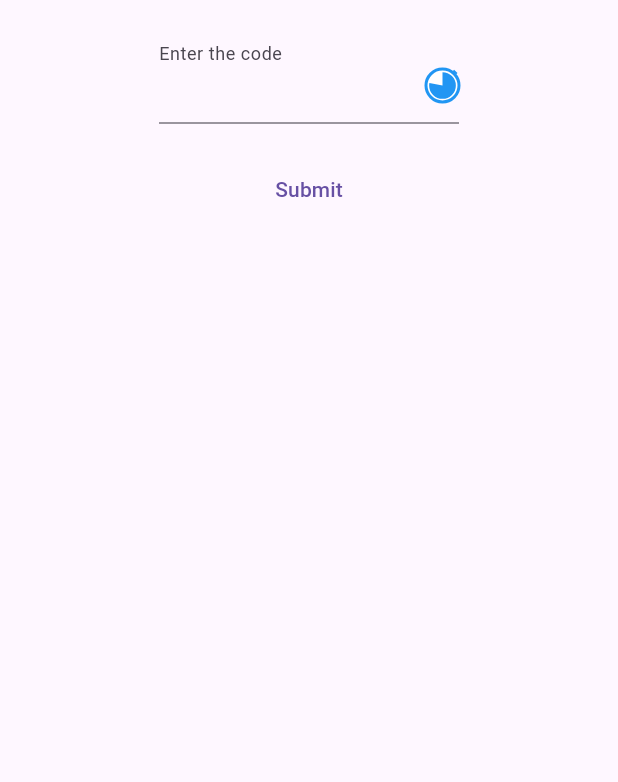
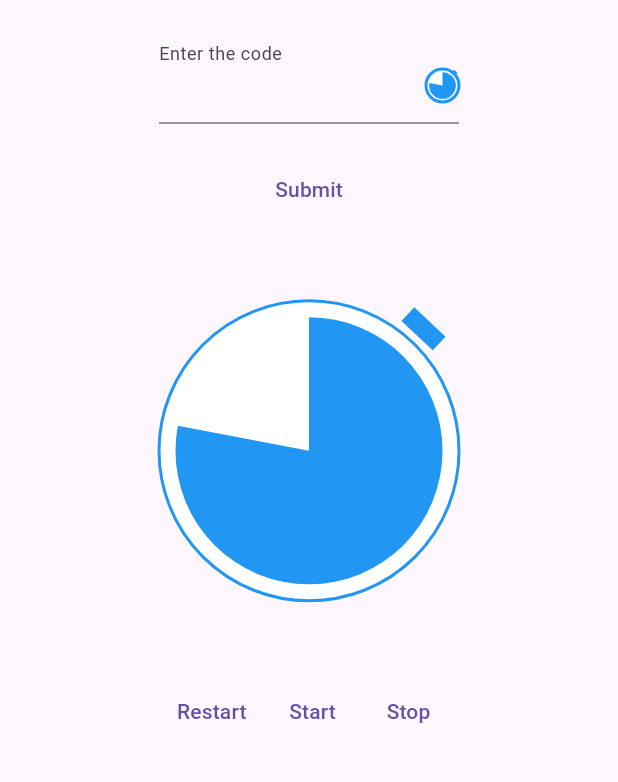
Before and after one commit to franklin83diaz/flutter_animated_timer_icon, a Flutter app: the screen it shows after launch, on a phone screen of 412 x 824 dp, the part 63-845 px from its top. Run offline on Flutter 3.47's test engine with Material 3 defaults, Android fonts, the phone set to English and light mode, and no system bars.

Commit message:
remove singleton

```diff
--- a/example/lib/main.dart
+++ b/example/lib/main.dart
@@ -12,12 +12,14 @@ class MyApp extends StatefulWidget {
 
 class _MyAppState extends State<MyApp> {
   var animateTimerController = AnimateTimerController();
+  var animateTimerController2 = AnimateTimerController();
   TextEditingController textEditingController = TextEditingController();
 
   @override
   Widget build(BuildContext context) {
     return MaterialApp(
       title: 'Material App',
+      debugShowCheckedModeBanner: false,
       home: Scaffold(
           appBar: AppBar(
             title: const Text('Material App Bar'),
@@ -51,6 +53,40 @@ class _MyAppState extends State<MyApp> {
                           animateTimerController.restart();
                         },
                         child: const Text('Submit')),
+                    const SizedBox(
+                      height: 50,
+                    ),
+                    Center(
+                      child: AnimateTimer(
+                        animateTimerController: animateTimerController2,
+                        size: 200,
+                        color: Colors.blue,
+                        animationDuration: 10,
+                        animationBehaviorPreserve: true,
+                      ),
+                    ),
+                    const SizedBox(
+                      height: 50,
+                    ),
+                    Row(
+                      children: [
+                        TextButton(
+                            onPressed: () {
+                              animateTimerController2.restart();
+                            },
+                            child: const Text('Restart')),
+                        TextButton(
+                            onPressed: () {
+                              animateTimerController2.start();
+                            },
+                            child: const Text('Start')),
+                        TextButton(
+                            onPressed: () {
+                              animateTimerController2.stop();
+                            },
+                            child: const Text('Stop')),
+                      ],
+                    )
                   ],
                 ),
               ),
--- a/lib/src/controller.dart
+++ b/lib/src/controller.dart
@@ -2,15 +2,6 @@
 import 'package:flutter/material.dart';
 
 class AnimateTimerController {
-  static final AnimateTimerController _controller =
-      AnimateTimerController._internal();
-
-  factory AnimateTimerController() {
-    return _controller;
-  }
-
-  AnimateTimerController._internal();
-
   late AnimationController _animationController;
 
   void setTimerIconController(AnimationController c) {
```
